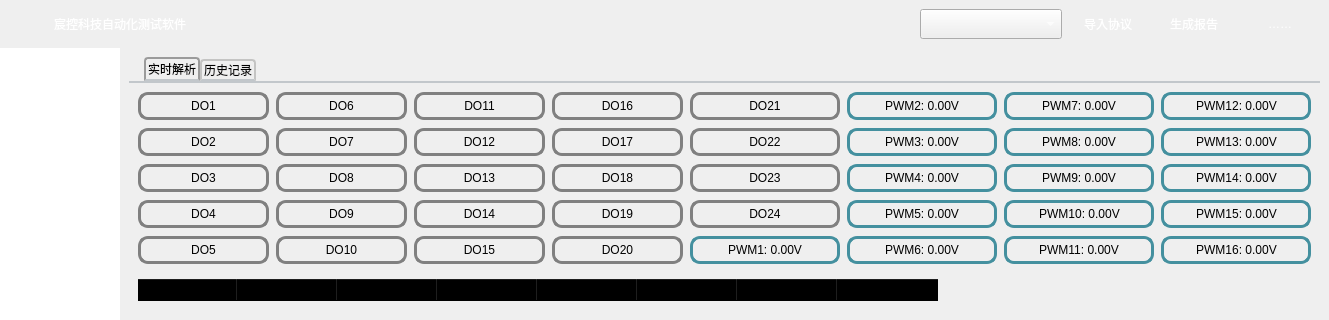
Above: KCTS/KCTS Project/UI/main_window_ui.ui from learniuH/work before the change; both pictures show x 0 to 1329 and y 0 to 320 of the 1329 by 768 pixel window. Below: the same form after it.
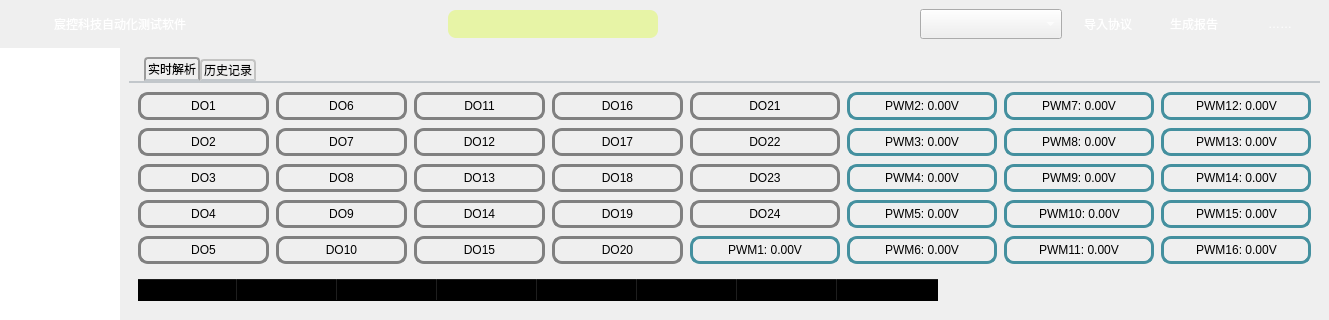
That is the form after the change.

Patch:
```diff
--- a/KCTS/KCTS Project/UI/main_window_ui.ui
+++ b/KCTS/KCTS Project/UI/main_window_ui.ui
@@ -103,6 +103,62 @@
          </property>
         </widget>
        </item>
+       <item>
+        <spacer name="horizontalSpacer_5">
+         <property name="orientation">
+          <enum>Qt::Horizontal</enum>
+         </property>
+         <property name="sizeHint" stdset="0">
+          <size>
+           <width>40</width>
+           <height>20</height>
+          </size>
+         </property>
+        </spacer>
+       </item>
+       <item>
+        <widget class="QLabel" name="top_hint_label">
+         <property name="minimumSize">
+          <size>
+           <width>210</width>
+           <height>0</height>
+          </size>
+         </property>
+         <property name="maximumSize">
+          <size>
+           <width>16777215</width>
+           <height>28</height>
+          </size>
+         </property>
+         <property name="font">
+          <font>
+           <family>微软雅黑</family>
+           <pointsize>10</pointsize>
+           <weight>50</weight>
+           <bold>false</bold>
+          </font>
+         </property>
+         <property name="styleSheet">
+          <string notr="true">QLabel {
+	background-color: #e7f4a6;
+	color: green;
+	border-radius: 8px;
+}</string>
+         </property>
+         <property name="inputMethodHints">
+          <set>Qt::ImhNone</set>
+         </property>
+         <property name="text">
+          <string/>
+         </property>
+         <property name="alignment">
+          <set>Qt::AlignCenter</set>
+         </property>
+         <property name="margin">
+          <number>0</number>
+         </property>
+        </widget>
+       </item>
        <item>
         <spacer name="horizontalSpacer_2">
          <property name="orientation">
```
